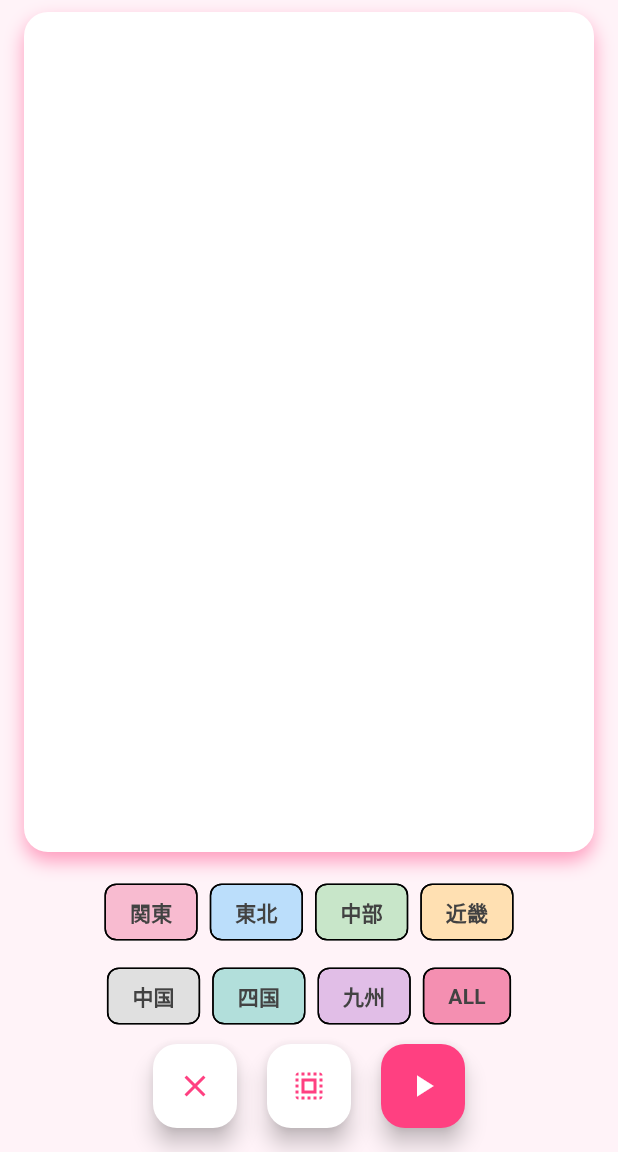
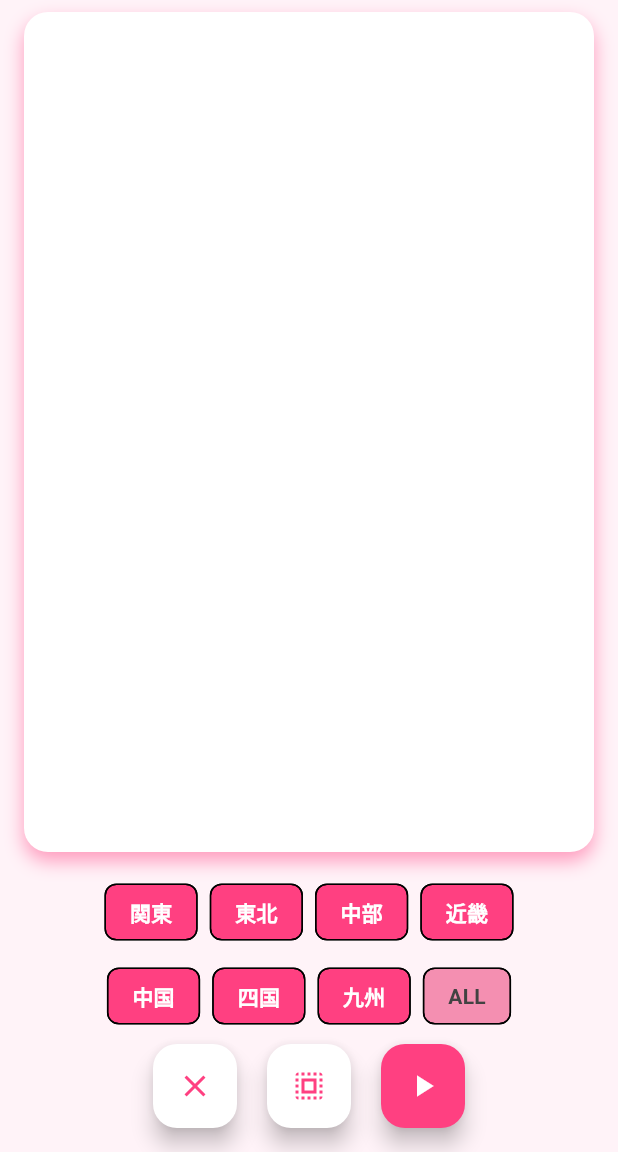
Before and after one commit to Ittalian/hoshino_roulette, a Flutter app: the screen it shows after launch, after a tap on the "select all" icon, on a phone screen of 412 x 824 dp, the part 84-1236 px from its top. Run offline on Flutter 3.47's test engine with Material 3 defaults, Android fonts, the phone set to English and light mode, and no system bars; our stand-ins replace audioplayers, cloud_firestore, firebase_core, flutter_dotenv, flutter_fortune_wheel, google_fonts; accounts and stored records are empty.

Commit message:
ボタン押下時にUIを変えるように

```diff
--- a/lib/pages/home.dart
+++ b/lib/pages/home.dart
@@ -16,6 +16,17 @@ class _HomeState extends State<Home> {
   List<Resort> allResorts = [];
   List<Resort> resorts = [];
   bool isDisplayAll = false;
+  bool isLoading = false;
+  Map<String, bool> activeFilters = {
+    '関東': false,
+    '東北': false,
+    '中部': false,
+    '近畿': false,
+    '中国': false,
+    '四国': false,
+    '九州': false,
+    'ALL': false,
+  };
 
   @override
   void initState() {
@@ -24,9 +35,11 @@ class _HomeState extends State<Home> {
   }
 
   Future<void> _fetchResorts() async {
+    setState(() => isLoading = true);
     allResorts = await ResortService().fetchAll();
     setState(() {
       resorts = allResorts.where((resort) => !resort.isDone).toList();
+      isLoading = false;
     });
   }
 
@@ -38,15 +51,19 @@ class _HomeState extends State<Home> {
     final set = prefectures.regionLabel[region]!;
     setState(() {
       for (var r in resorts) {
-        if (set.contains(r.prefecture)) r.isSelected = true;
+        if (set.contains(r.prefecture)) {
+          r.isSelected = true;
         }
+      }
+      activeFilters[region] = true;
     });
   }
 
   void _selectByUndone() {
     if (isDisplayAll) {
       setState(() {
-        final targetResorts = resorts.where((resort) => !resort.isDone).toList();
+        final targetResorts =
+            resorts.where((resort) => !resort.isDone).toList();
         final expectResorts = resorts.where((resort) => resort.isDone).toList();
         resorts = targetResorts;
         for (var resort in expectResorts) {
@@ -54,11 +71,13 @@ class _HomeState extends State<Home> {
           resort.isSelected = false;
         }
         isDisplayAll = false;
+        activeFilters['ALL'] = false;
       });
     } else {
       setState(() {
         resorts = allResorts;
         isDisplayAll = true;
+        activeFilters['ALL'] = true;
       });
     }
   }
@@ -137,7 +156,11 @@ class _HomeState extends State<Home> {
                       ),
                     ],
                   ),
-                  child: ListView.builder(
+                  child: isLoading
+                      ? const Center(
+                          child:
+                              Text("読み込み中...", style: TextStyle(fontSize: 16)))
+                      : ListView.builder(
                           itemCount: resorts.length,
                           itemBuilder: (ctx, i) {
                             final r = resorts[i];
@@ -147,7 +170,8 @@ class _HomeState extends State<Home> {
                               shape: RoundedRectangleBorder(
                                   borderRadius: BorderRadius.circular(12)),
                               elevation: r.isSelected ? 6 : 2,
-                        shadowColor: Colors.pinkAccent.withValues(alpha: 0.5),
+                              shadowColor:
+                                  Colors.pinkAccent.withValues(alpha: 0.5),
                               child: ListTile(
                                 leading: Checkbox(
                                   activeColor: Colors.pinkAccent,
@@ -155,8 +179,8 @@ class _HomeState extends State<Home> {
                                   onChanged: (_) => _toggleSelect(i),
                                 ),
                                 title: Text(r.name,
-                              style:
-                                  const TextStyle(fontWeight: FontWeight.bold)),
+                                    style: const TextStyle(
+                                        fontWeight: FontWeight.bold)),
                                 subtitle: Text(r.prefecture),
                                 onTap: () => _toggleSelect(i),
                               ),
@@ -174,43 +198,22 @@ class _HomeState extends State<Home> {
                     mainAxisAlignment: MainAxisAlignment.center,
                     children: chipColors.entries
                         .take(4)
-                        .map((e) => Padding(
-                              padding:
-                                  const EdgeInsets.symmetric(horizontal: 4),
+                        .map(
+                          (e) => Padding(
+                            padding: const EdgeInsets.symmetric(horizontal: 4),
                             child: ActionChip(
                               label: Text(
                                 e.key,
-                                  style: const TextStyle(
-                                    color: Color.fromARGB(255, 66, 66, 66),
+                                style: TextStyle(
+                                  color: activeFilters[e.key]!
+                                      ? Colors.white
+                                      : const Color.fromARGB(255, 66, 66, 66),
                                   fontWeight: FontWeight.bold,
                                 ),
                               ),
-                                backgroundColor: e.value,
-                                elevation: 4,
-                                onPressed: () {
-                                  _selectByRegion(e.key);
-                                },
-                              ),
-                            ))
-                        .toList(),
-                  ),
-                  const SizedBox(height: 8),
-                  Row(
-                    mainAxisAlignment: MainAxisAlignment.center,
-                    children: chipColors.entries
-                        .skip(4)
-                        .map((e) => Padding(
-                              padding:
-                                  const EdgeInsets.symmetric(horizontal: 4),
-                              child: ActionChip(
-                                label: Text(
-                                  e.key,
-                                  style: const TextStyle(
-                                    color: Color.fromARGB(255, 66, 66, 66),
-                                    fontWeight: FontWeight.bold,
-                                  ),
-                                ),
-                                backgroundColor: e.value,
+                              backgroundColor: activeFilters[e.key]!
+                                  ? Colors.pinkAccent
+                                  : e.value,
                               elevation: 4,
                               onPressed: () {
                                 if (e.key == 'ALL') {
@@ -220,7 +223,42 @@ class _HomeState extends State<Home> {
                                 }
                               },
                             ),
-                            ))
+                          ),
+                        )
+                        .toList(),
+                  ),
+                  const SizedBox(height: 8),
+                  Row(
+                    mainAxisAlignment: MainAxisAlignment.center,
+                    children: chipColors.entries
+                        .skip(4)
+                        .map(
+                          (e) => Padding(
+                            padding: const EdgeInsets.symmetric(horizontal: 4),
+                            child: ActionChip(
+                              label: Text(
+                                e.key,
+                                style: TextStyle(
+                                  color: activeFilters[e.key]!
+                                      ? Colors.white
+                                      : const Color.fromARGB(255, 66, 66, 66),
+                                  fontWeight: FontWeight.bold,
+                                ),
+                              ),
+                              backgroundColor: activeFilters[e.key]!
+                                  ? Colors.pinkAccent
+                                  : e.value,
+                              elevation: 4,
+                              onPressed: () {
+                                if (e.key == 'ALL') {
+                                  _selectByUndone();
+                                } else {
+                                  _selectByRegion(e.key);
+                                }
+                              },
+                            ),
+                          ),
+                        )
                         .toList(),
                   ),
                 ],
@@ -234,9 +272,12 @@ class _HomeState extends State<Home> {
                   FloatingActionButton(
                     heroTag: 'reset',
                     backgroundColor: Colors.white,
-                    foregroundColor: Colors.pinkAccent,
-                    onPressed: () => setState(
-                        () => resorts.forEach((r) => r.isSelected = false)),
+                    foregroundColor: const Color.fromRGBO(255, 64, 129, 1),
+                    onPressed: () => setState(() {
+                      resorts.forEach((r) => r.isSelected = false);
+                      activeFilters.updateAll(
+                          (key, value) => key != 'ALL' ? false : value);
+                    }),
                     child: const Icon(Icons.clear),
                   ),
                   const Padding(padding: EdgeInsetsGeometry.only(left: 20)),
@@ -244,8 +285,11 @@ class _HomeState extends State<Home> {
                     heroTag: 'all',
                     backgroundColor: Colors.white,
                     foregroundColor: Colors.pinkAccent,
-                    onPressed: () => setState(
-                        () => resorts.forEach((r) => r.isSelected = true)),
+                    onPressed: () => setState(() {
+                      resorts.forEach((r) => r.isSelected = true);
+                      activeFilters.updateAll(
+                          (key, value) => key != 'ALL' ? true : value);
+                    }),
                     child: const Icon(Icons.select_all),
                   ),
                   const Padding(padding: EdgeInsetsGeometry.only(right: 20)),
```
Lines whose indentation alone changed are shown as unchanged.
